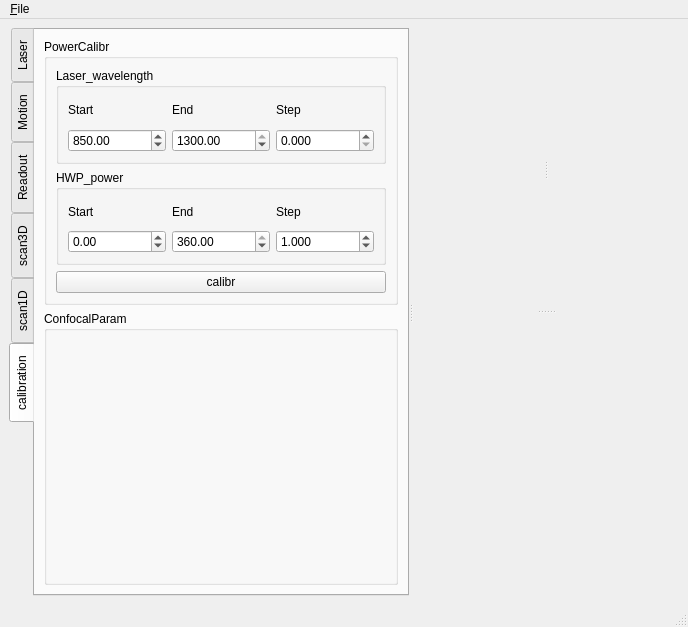
First picture: the form in microV.ui, repository xkronosua/microV, before the edit.
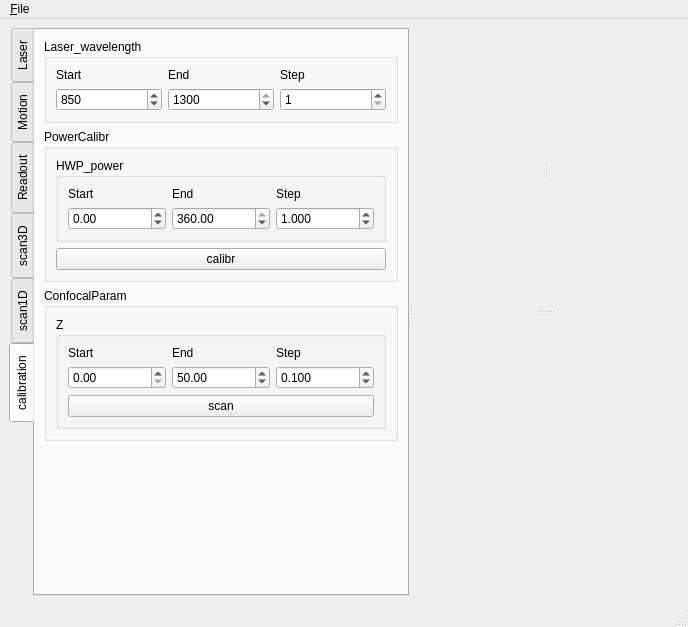
Second picture: the form after the edit. The open tabs and pages were chosen to show the change.

What changed in the file:
```diff
--- a/microV.ui
+++ b/microV.ui
@@ -1939,18 +1939,6 @@
         </attribute>
         <layout class="QVBoxLayout" name="verticalLayout_13">
          <item>
-          <widget class="QGroupBox" name="groupBox_7">
-           <property name="sizePolicy">
-            <sizepolicy hsizetype="Expanding" vsizetype="Expanding">
-             <horstretch>0</horstretch>
-             <verstretch>0</verstretch>
-            </sizepolicy>
-           </property>
-           <property name="title">
-            <string>PowerCalibr</string>
-           </property>
-           <layout class="QVBoxLayout" name="verticalLayout_15">
-            <item>
              <widget class="QGroupBox" name="groupBox_9">
               <property name="title">
                <string>Laser_wavelength</string>
@@ -1979,53 +1967,62 @@
                    </property>
                   </widget>
                  </item>
-                 <item row="1" column="2">
-                  <widget class="QDoubleSpinBox" name="calibr_wavelength_step">
-                   <property name="decimals">
-                    <number>3</number>
-                   </property>
-                   <property name="minimum">
-                    <double>0.000000000000000</double>
-                   </property>
-                   <property name="maximum">
-                    <double>620.000000000000000</double>
-                   </property>
-                   <property name="value">
-                    <double>0.000000000000000</double>
-                   </property>
-                  </widget>
-                 </item>
-                 <item row="1" column="1">
-                  <widget class="QDoubleSpinBox" name="calibr_wavelength_end">
-                   <property name="minimum">
-                    <double>681.000000000000000</double>
-                   </property>
-                   <property name="maximum">
-                    <double>1300.000000000000000</double>
-                   </property>
-                   <property name="value">
-                    <double>1300.000000000000000</double>
-                   </property>
-                  </widget>
-                 </item>
                  <item row="1" column="0">
-                  <widget class="QDoubleSpinBox" name="calibr_wavelength_start">
+               <widget class="QSpinBox" name="calibr_wavelength_start">
                    <property name="minimum">
-                    <double>680.000000000000000</double>
+                 <number>680</number>
                    </property>
                    <property name="maximum">
-                    <double>1299.000000000000000</double>
+                 <number>1299</number>
                    </property>
                    <property name="value">
-                    <double>850.000000000000000</double>
+                 <number>850</number>
                    </property>
                   </widget>
                  </item>
+              <item row="1" column="1">
+               <widget class="QSpinBox" name="calibr_wavelength_end">
+                <property name="minimum">
+                 <number>681</number>
+                </property>
+                <property name="maximum">
+                 <number>1300</number>
+                </property>
+                <property name="value">
+                 <number>1300</number>
+                </property>
+               </widget>
+              </item>
+              <item row="1" column="2">
+               <widget class="QSpinBox" name="calibr_wavelength_step">
+                <property name="minimum">
+                 <number>1</number>
+                </property>
+                <property name="maximum">
+                 <number>620</number>
+                </property>
+                <property name="displayIntegerBase">
+                 <number>10</number>
+                </property>
+               </widget>
+              </item>
                 </layout>
                </item>
               </layout>
              </widget>
             </item>
+         <item>
+          <widget class="QGroupBox" name="groupBox_7">
+           <property name="sizePolicy">
+            <sizepolicy hsizetype="Expanding" vsizetype="Expanding">
+             <horstretch>0</horstretch>
+             <verstretch>0</verstretch>
+            </sizepolicy>
+           </property>
+           <property name="title">
+            <string>PowerCalibr</string>
+           </property>
+           <layout class="QVBoxLayout" name="verticalLayout_15">
             <item>
              <widget class="QGroupBox" name="groupBox_8">
               <property name="title">
@@ -2114,8 +2111,97 @@
            <property name="title">
             <string>ConfocalParam</string>
            </property>
+           <layout class="QGridLayout" name="gridLayout_17">
+            <item row="0" column="0">
+             <widget class="QGroupBox" name="groupBox_11">
+              <property name="title">
+               <string>Z</string>
+              </property>
            <layout class="QVBoxLayout" name="verticalLayout_16">
             <item>
+                <layout class="QGridLayout" name="gridLayout_16">
+                 <item row="0" column="2">
+                  <widget class="QLabel" name="label_30">
+                   <property name="text">
+                    <string>Step</string>
+                   </property>
+                  </widget>
+                 </item>
+                 <item row="0" column="1">
+                  <widget class="QLabel" name="label_31">
+                   <property name="text">
+                    <string>End</string>
+                   </property>
+                  </widget>
+                 </item>
+                 <item row="0" column="0">
+                  <widget class="QLabel" name="label_32">
+                   <property name="text">
+                    <string>Start</string>
+                   </property>
+                  </widget>
+                 </item>
+                 <item row="1" column="2">
+                  <widget class="QDoubleSpinBox" name="confParam_scan_step">
+                   <property name="decimals">
+                    <number>3</number>
+                   </property>
+                   <property name="minimum">
+                    <double>0.000000000000000</double>
+                   </property>
+                   <property name="maximum">
+                    <double>100.000000000000000</double>
+                   </property>
+                   <property name="value">
+                    <double>0.100000000000000</double>
+                   </property>
+                  </widget>
+                 </item>
+                 <item row="1" column="1">
+                  <widget class="QDoubleSpinBox" name="confParam_scan_end">
+                   <property name="minimum">
+                    <double>0.000000000000000</double>
+                   </property>
+                   <property name="maximum">
+                    <double>100.000000000000000</double>
+                   </property>
+                   <property name="value">
+                    <double>50.000000000000000</double>
+                   </property>
+                  </widget>
+                 </item>
+                 <item row="1" column="0">
+                  <widget class="QDoubleSpinBox" name="confParam_scan_start">
+                   <property name="minimum">
+                    <double>0.000000000000000</double>
+                   </property>
+                   <property name="maximum">
+                    <double>100.000000000000000</double>
+                   </property>
+                   <property name="value">
+                    <double>0.000000000000000</double>
+                   </property>
+                  </widget>
+                 </item>
+                </layout>
+               </item>
+               <item>
+                <widget class="QPushButton" name="confParam_scan">
+                 <property name="text">
+                  <string>scan</string>
+                 </property>
+                 <property name="checkable">
+                  <bool>true</bool>
+                 </property>
+                </widget>
+               </item>
+              </layout>
+             </widget>
+            </item>
+           </layout>
+          </widget>
+         </item>
+         <item>
              <spacer name="verticalSpacer_2">
               <property name="orientation">
                <enum>Qt::Vertical</enum>
@@ -2123,13 +2209,10 @@
               <property name="sizeHint" stdset="0">
                <size>
                 <width>20</width>
-                <height>233</height>
+             <height>40</height>
                </size>
               </property>
              </spacer>
-            </item>
-           </layout>
-          </widget>
          </item>
         </layout>
        </widget>
```
Left out of the diff: 15 changed lines with no effect on the pictures. Lines whose indentation alone changed are shown as unchanged.
